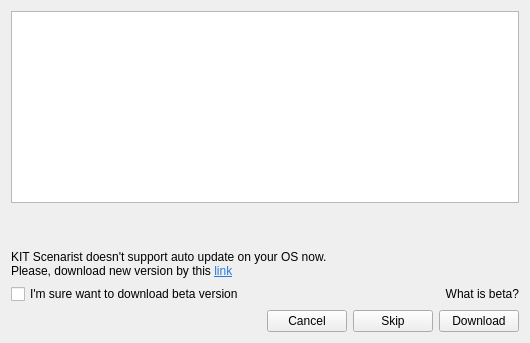
Above: src/bin/scenarist-desktop/UserInterfaceLayer/StartUp/UpdateDialog.ui from dimkanovikov/KITScenarist before the change. Below: the same form after it.
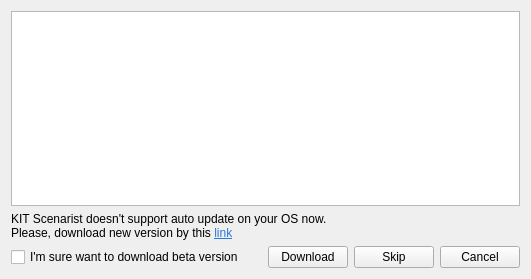
That is the form after the change. Icons and pictures are not drawn. Custom widgets are drawn as their Qt base class.

What changed in the file:
```diff
--- a/src/bin/scenarist-desktop/UserInterfaceLayer/StartUp/UpdateDialog.ui
+++ b/src/bin/scenarist-desktop/UserInterfaceLayer/StartUp/UpdateDialog.ui
@@ -6,8 +6,8 @@
    <rect>
     <x>0</x>
     <y>0</y>
-    <width>530</width>
-    <height>343</height>
+    <width>531</width>
+    <height>279</height>
    </rect>
   </property>
   <property name="sizePolicy">
@@ -18,7 +18,7 @@
   </property>
   <property name="minimumSize">
    <size>
-    <width>530</width>
+    <width>400</width>
     <height>0</height>
    </size>
   </property>
@@ -31,21 +31,14 @@
      <property name="enabled">
       <bool>true</bool>
      </property>
+     <property name="sizePolicy">
+      <sizepolicy hsizetype="Expanding" vsizetype="Expanding">
+       <horstretch>0</horstretch>
+       <verstretch>0</verstretch>
+      </sizepolicy>
+     </property>
     </widget>
    </item>
-   <item>
-    <spacer name="verticalSpacer">
-     <property name="orientation">
-      <enum>Qt::Vertical</enum>
-     </property>
-     <property name="sizeHint" stdset="0">
-      <size>
-       <width>20</width>
-       <height>40</height>
-      </size>
-     </property>
-    </spacer>
-   </item>
    <item>
     <widget class="QLabel" name="notSupportedLabel">
      <property name="text">
@@ -61,29 +54,31 @@
     </widget>
    </item>
    <item>
-    <layout class="QHBoxLayout" name="horizontalLayout_2">
+    <layout class="QHBoxLayout" name="horizontalLayout_2"/>
+   </item>
+   <item>
+    <layout class="QHBoxLayout" name="horizontalLayout">
      <item>
       <widget class="QCheckBox" name="betaAgree">
+       <property name="sizePolicy">
+        <sizepolicy hsizetype="Preferred" vsizetype="Fixed">
+         <horstretch>0</horstretch>
+         <verstretch>0</verstretch>
+        </sizepolicy>
+       </property>
        <property name="text">
         <string>I'm sure want to download beta version</string>
        </property>
       </widget>
      </item>
-     <item>
-      <spacer name="horizontalSpacer_2">
-       <property name="orientation">
-        <enum>Qt::Horizontal</enum>
-       </property>
-       <property name="sizeHint" stdset="0">
-        <size>
-         <width>40</width>
-         <height>20</height>
-        </size>
-       </property>
-      </spacer>
-     </item>
      <item>
       <widget class="ToolTipLabel" name="whatIsBeta">
+       <property name="maximumSize">
+        <size>
+         <width>16</width>
+         <height>16</height>
+        </size>
+       </property>
        <property name="toolTip">
         <string>&lt;html&gt;&lt;body&gt;&lt;p&gt;Beta version is an early version of a program or application that contains most of the major features, but is not yet complete. These versions are released to the general public, for testing and feedback.
 &lt;br&gt;&lt;br&gt;If you use beta version and send feedback to developer you helps him to make application better.&lt;/p&gt;
@@ -93,17 +88,19 @@
         <string notr="true"/>
        </property>
        <property name="text">
-        <string>What is beta?</string>
+        <string/>
+       </property>
+       <property name="pixmap">
+        <pixmap resource="../../../scenarist-core/Resources/Resources.qrc">:/Graphics/Icons/help.png</pixmap>
+       </property>
+       <property name="scaledContents">
+        <bool>true</bool>
        </property>
        <property name="alignment">
         <set>Qt::AlignRight|Qt::AlignTrailing|Qt::AlignVCenter</set>
        </property>
       </widget>
      </item>
-    </layout>
-   </item>
-   <item>
-    <layout class="QHBoxLayout" name="horizontalLayout">
      <item>
       <spacer name="horizontalSpacer">
        <property name="orientation">
@@ -111,26 +108,12 @@
        </property>
        <property name="sizeHint" stdset="0">
         <size>
-         <width>40</width>
+         <width>10</width>
          <height>20</height>
         </size>
        </property>
       </spacer>
      </item>
-     <item>
-      <widget class="QPushButton" name="cancel">
-       <property name="text">
-        <string>Cancel</string>
-       </property>
-      </widget>
-     </item>
-     <item>
-      <widget class="QPushButton" name="skip">
-       <property name="text">
-        <string>Skip</string>
-       </property>
-      </widget>
-     </item>
      <item>
       <widget class="QPushButton" name="download">
        <property name="text">
@@ -138,6 +121,20 @@
        </property>
       </widget>
      </item>
+     <item>
+      <widget class="QPushButton" name="skip">
+       <property name="text">
+        <string>Skip</string>
+       </property>
+      </widget>
+     </item>
+     <item>
+      <widget class="QPushButton" name="cancel">
+       <property name="text">
+        <string>Cancel</string>
+       </property>
+      </widget>
+     </item>
     </layout>
    </item>
   </layout>
```
Left out of the diff: 4 changed lines with no effect on the pictures.
